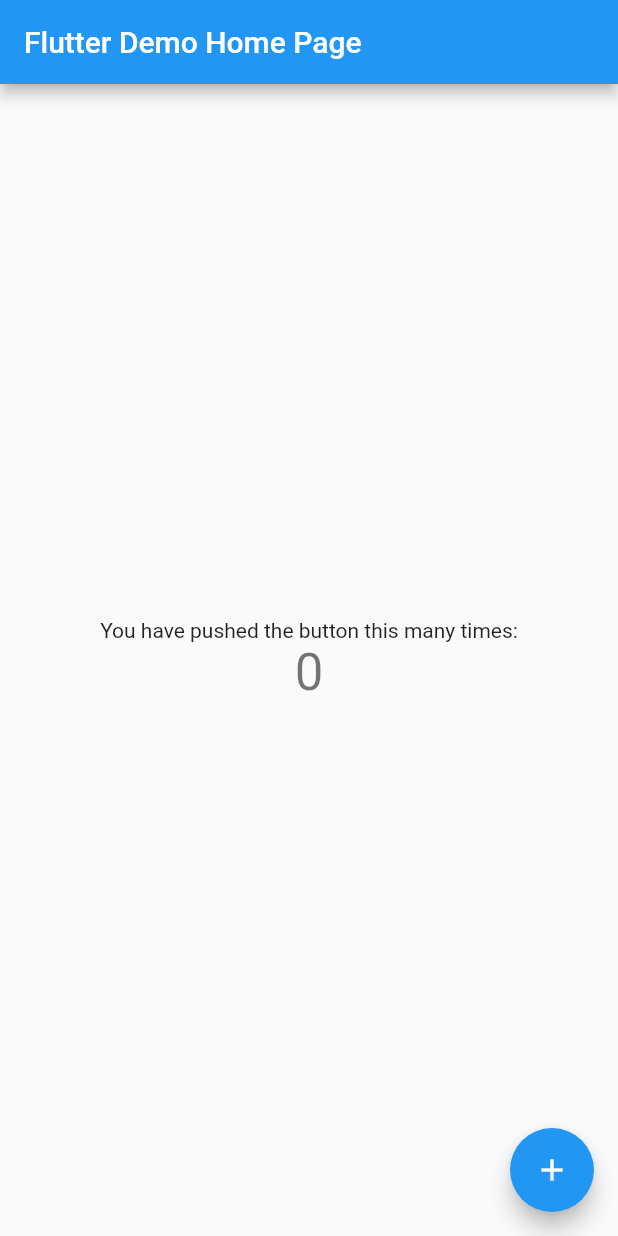
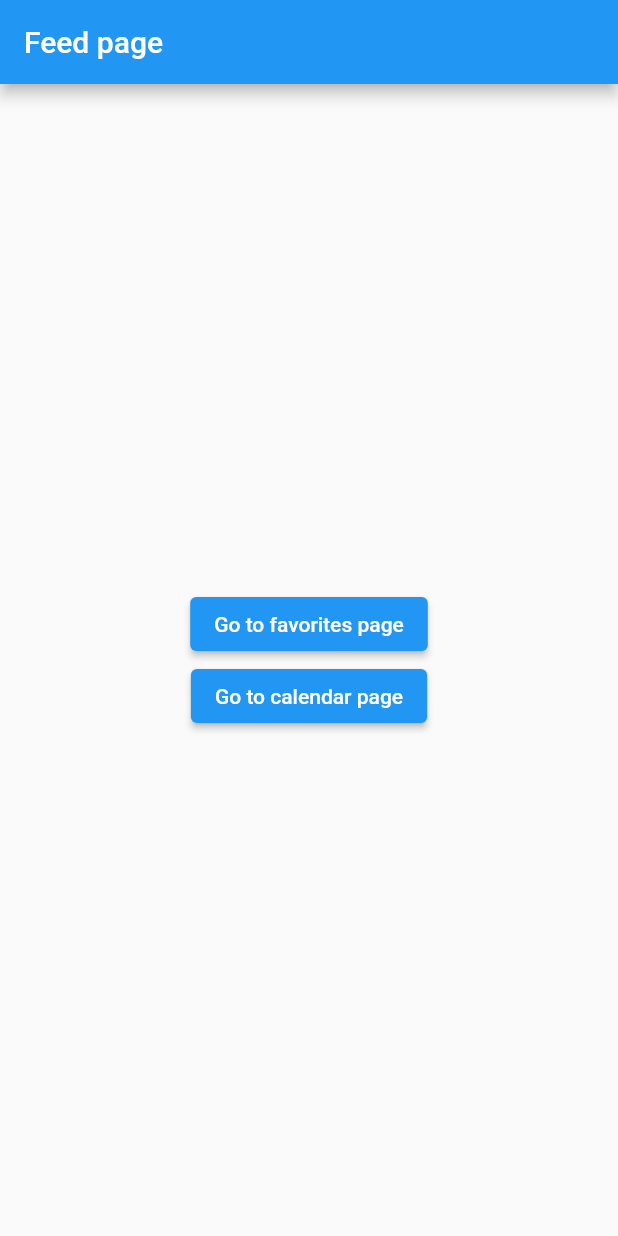
Before and after one commit to DariusMuscalu/News-Feed-App, a Flutter app: the screen it shows after launch, on a phone screen of 412 x 824 dp. Run offline on Flutter 3.47's test engine with Material 2 defaults, Android fonts, the phone set to English and light mode, and no system bars; our stand-ins replace go_router, url_strategy.

Commit message:
Added main pages and routing between them with go_route package

```diff
--- /dev/null
+++ b/lib/calendar/calendar.page.dart
@@ -0,0 +1,31 @@
+import 'package:flutter/material.dart';
+import 'package:go_router/go_router.dart';
+
+// From this page we can filter the news by a specific day
+// and show news only from that day.
+class CalendarPage extends StatelessWidget {
+  const CalendarPage({Key? key}) : super(key: key);
+
+  @override
+  Widget build(BuildContext context) => Scaffold(
+        appBar: AppBar(
+          automaticallyImplyLeading: false,
+          title: const Text('Calendar Page'),
+        ),
+        body: Center(
+          child: Column(
+            mainAxisAlignment: MainAxisAlignment.center,
+            children: <Widget>[
+              ElevatedButton(
+                onPressed: () => context.go('/'),
+                child: const Text('Go back to feed page'),
+              ),
+              ElevatedButton(
+                onPressed: () => context.go('/favorites'),
+                child: const Text('Go to favorites page'),
+              ),
+            ],
+          ),
+        ),
+      );
+}
--- /dev/null
+++ b/lib/feed/pages/feed.page.dart
@@ -0,0 +1,30 @@
+import 'package:flutter/material.dart';
+import 'package:go_router/go_router.dart';
+
+// This is the main feed that is showing the latest news.
+class FeedPage extends StatelessWidget {
+  const FeedPage({Key? key}) : super(key: key);
+
+  @override
+  Widget build(BuildContext context) => Scaffold(
+        appBar: AppBar(
+          automaticallyImplyLeading: false,
+          title: const Text('Feed page'),
+        ),
+        body: Center(
+          child: Column(
+            mainAxisAlignment: MainAxisAlignment.center,
+            children: <Widget>[
+              ElevatedButton(
+                onPressed: () => context.go('/favorites'),
+                child: const Text('Go to favorites page'),
+              ),
+              ElevatedButton(
+                onPressed: () => context.go('/calendar'),
+                child: const Text('Go to calendar page'),
+              ),
+            ],
+          ),
+        ),
+      );
+}
--- a/lib/main.dart
+++ b/lib/main.dart
@@ -1,115 +1,66 @@
 import 'package:flutter/material.dart';
+import 'package:go_router/go_router.dart';
+import 'package:news_app/calendar/calendar.page.dart';
+import 'package:news_app/favorites/pages/favorites.page.dart';
+import 'package:url_strategy/url_strategy.dart';
+
+import 'feed/pages/feed.page.dart';
+
+// This scenario demonstrates a simple two-page app.
+//
+// The first route '/' is mapped to Page1Screen, and the second route '/page2'
+// is mapped to Page2Screen. To navigate between pages, press the buttons on the
+// pages.
+//
+// The onPress callbacks use context.go() to navigate to another page. This is
+// equivalent to entering url to the browser url bar directly.
 
 void main() {
-  runApp(const MyApp());
+  // Removes the '#' from the URL.
+  setPathUrlStrategy();
+
+  return runApp(App());
 }
 
-class MyApp extends StatelessWidget {
-  const MyApp({super.key});
+class App extends StatelessWidget {
+  App({Key? key}) : super(key: key);
 
-  // This widget is the root of your application.
-  @override
-  Widget build(BuildContext context) {
-    return MaterialApp(
-      title: 'Flutter Demo',
-      theme: ThemeData(
-        // This is the theme of your application.
-        //
-        // Try running your application with "flutter run". You'll see the
-        // application has a blue toolbar. Then, without quitting the app, try
-        // changing the primarySwatch below to Colors.green and then invoke
-        // "hot reload" (press "r" in the console where you ran "flutter run",
-        // or simply save your changes to "hot reload" in a Flutter IDE).
-        // Notice that the counter didn't reset back to zero; the application
-        // is not restarted.
-        primarySwatch: Colors.blue,
-      ),
-      home: const MyHomePage(title: 'Flutter Demo Home Page'),
-    );
-  }
-}
-
-class MyHomePage extends StatefulWidget {
-  const MyHomePage({super.key, required this.title});
-
-  // This widget is the home page of your application. It is stateful, meaning
-  // that it has a State object (defined below) that contains fields that affect
-  // how it looks.
-
-  // This class is the configuration for the state. It holds the values (in this
-  // case the title) provided by the parent (in this case the App widget) and
-  // used by the build method of the State. Fields in a Widget subclass are
-  // always marked "final".
-
-  final String title;
+  static const String _title = 'GoRouter Example: Declarative Routes';
 
   @override
-  State<MyHomePage> createState() => _MyHomePageState();
-}
+  Widget build(BuildContext context) => MaterialApp.router(
+        routerConfig: _router,
+        title: _title,
+      );
 
-class _MyHomePageState extends State<MyHomePage> {
-  int _counter = 0;
-
-  void _incrementCounter() {
-    setState(() {
-      // This call to setState tells the Flutter framework that something has
-      // changed in this State, which causes it to rerun the build method below
-      // so that the display can reflect the updated values. If we changed
-      // _counter without calling setState(), then the build method would not be
-      // called again, and so nothing would appear to happen.
-      _counter++;
-    });
-  }
-
-  @override
-  Widget build(BuildContext context) {
-    // This method is rerun every time setState is called, for instance as done
-    // by the _incrementCounter method above.
-    //
-    // The Flutter framework has been optimized to make rerunning build methods
-    // fast, so that you can just rebuild anything that needs updating rather
-    // than having to individually change instances of widgets.
-    return Scaffold(
-      appBar: AppBar(
-        // Here we take the value from the MyHomePage object that was created by
-        // the App.build method, and use it to set our appbar title.
-        title: Text(widget.title),
+  final GoRouter _router = GoRouter(
+    routes: <GoRoute>[
+      GoRoute(
+        path: '/',
+        builder: (
+          BuildContext context,
+          GoRouterState state,
+        ) =>
+            const FeedPage(),
+        routes: <GoRoute>[
+          GoRoute(
+            path: 'favorites',
+            builder: (
+              BuildContext context,
+              GoRouterState state,
+            ) =>
+                const FavoritesPage(),
           ),
-      body: Center(
-        // Center is a layout widget. It takes a single child and positions it
-        // in the middle of the parent.
-        child: Column(
-          // Column is also a layout widget. It takes a list of children and
-          // arranges them vertically. By default, it sizes itself to fit its
-          // children horizontally, and tries to be as tall as its parent.
-          //
-          // Invoke "debug painting" (press "p" in the console, choose the
-          // "Toggle Debug Paint" action from the Flutter Inspector in Android
-          // Studio, or the "Toggle Debug Paint" command in Visual Studio Code)
-          // to see the wireframe for each widget.
-          //
-          // Column has various properties to control how it sizes itself and
-          // how it positions its children. Here we use mainAxisAlignment to
-          // center the children vertically; the main axis here is the vertical
-          // axis because Columns are vertical (the cross axis would be
-          // horizontal).
-          mainAxisAlignment: MainAxisAlignment.center,
-          children: <Widget>[
-            const Text(
-              'You have pushed the button this many times:',
-            ),
-            Text(
-              '$_counter',
-              style: Theme.of(context).textTheme.headline4,
+          GoRoute(
+            path: 'calendar',
+            builder: (
+              BuildContext context,
+              GoRouterState state,
+            ) =>
+                const CalendarPage(),
           ),
         ],
       ),
-      ),
-      floatingActionButton: FloatingActionButton(
-        onPressed: _incrementCounter,
-        tooltip: 'Increment',
-        child: const Icon(Icons.add),
-      ), // This trailing comma makes auto-formatting nicer for build methods.
+    ],
   );
 }
-}
```
Also changed, not shown: lib/favorites/pages/favorites.page.dart (added, +29 -0 lines), pubspec.yaml (+6 -35 lines), pubspec.lock, 2 other files. Lines whose indentation alone changed are shown as unchanged.
